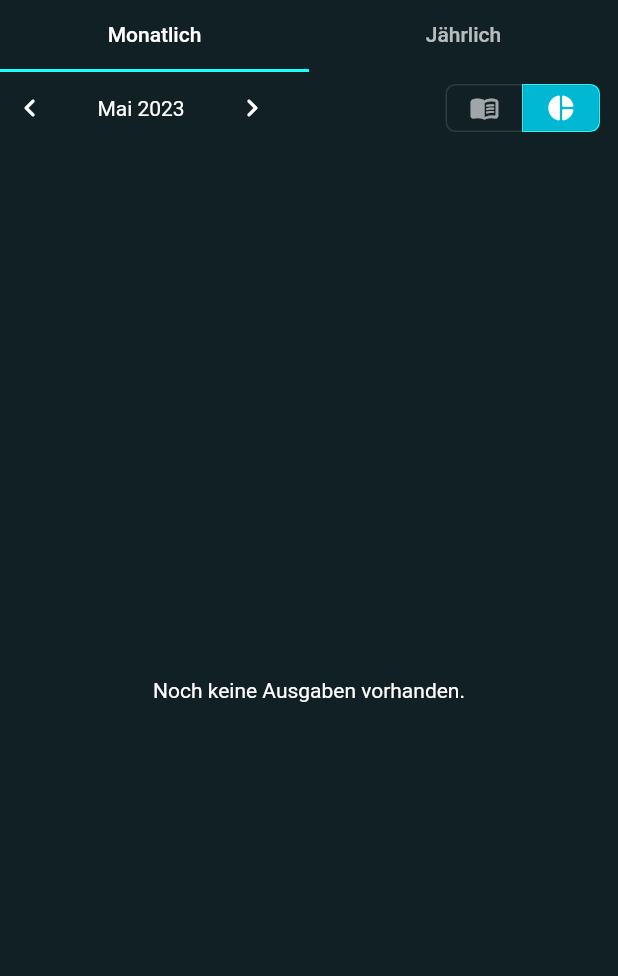
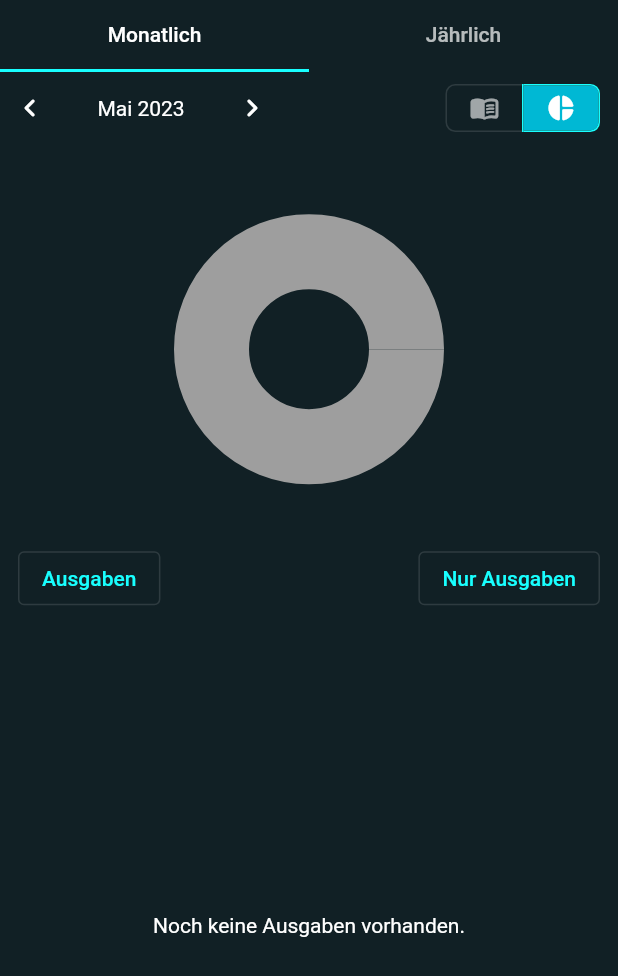
Before and after one commit to Marcel9494/Haushaltsbuch, a Flutter app: the BookingsTabBar screen opened directly, after a tap on the "keyboard arrow left" icon, after a tap on the "keyboard arrow right" icon, after a tap on the "pie chart" icon, on a phone screen of 412 x 824 dp. Shown: the top 976 px of the screen. Run offline on Flutter 3.47's test engine with Material 2 defaults, Android fonts, the phone set to English and light mode, and no system bars; drawn by our look-alikes of fl_chart; our stand-ins replace another_flushbar, hive, hive_flutter, introduction_screen, modal_bottom_sheet, month_picker_dialog and 2 more; accounts and stored records are empty.

Commit message:
Monatliche Statistiken erweitert
- Monatliche Statistiken GUI wurde weiter verbessert. Bei leeren Buchungslisten wird nun auch eine GUI angezeigt mit der, der Benutzer die App weiter benutzen kann.

```diff
--- a/lib/components/tab_views/monthly_statistics_tab_view.dart
+++ b/lib/components/tab_views/monthly_statistics_tab_view.dart
@@ -80,6 +80,9 @@ class _MonthlyStatisticsTabViewState extends State<MonthlyStatisticsTabView> {
     double totalSavings = 0.0;
     bool categorieStatsAreUpdated = false;
     List<Booking> _bookingList = await Booking.loadMonthlyBookingList(widget.selectedDate.month, widget.selectedDate.year);
+    if (_bookingList.isEmpty) {
+      return [];
+    }
     for (int i = 0; i < _bookingList.length; i++) {
       if (_bookingList[i].transactionType == TransactionType.outcome.name) {
         categorieStatsAreUpdated = false;
@@ -106,6 +109,9 @@ class _MonthlyStatisticsTabViewState extends State<MonthlyStatisticsTabView> {
     double totalInvestments = 0.0;
     bool categorieStatsAreUpdated = false;
     List<Booking> _bookingList = await Booking.loadMonthlyBookingList(widget.selectedDate.month, widget.selectedDate.year);
+    if (_bookingList.isEmpty) {
+      return [];
+    }
     for (int i = 0; i < _bookingList.length; i++) {
       if (_bookingList[i].transactionType == TransactionType.outcome.name) {
         categorieStatsAreUpdated = false;
@@ -240,15 +246,12 @@ class _MonthlyStatisticsTabViewState extends State<MonthlyStatisticsTabView> {
           case ConnectionState.done:
             if (_percentageStats.isEmpty) {
               return Expanded(
-                child: Center(
-                  child: Text('Noch keine $_currentCategorieType vorhanden.'),
-                ),
-              );
-            } else {
-              return Column(
+                child: Column(
                   children: [
                     AspectRatio(
                       aspectRatio: 1.6,
+                      child: Padding(
+                        padding: const EdgeInsets.only(top: 16.0),
                         child: PieChart(
                           PieChartData(
                             borderData: FlBorderData(
@@ -256,11 +259,14 @@ class _MonthlyStatisticsTabViewState extends State<MonthlyStatisticsTabView> {
                             ),
                             sectionsSpace: 4.0,
                             centerSpaceRadius: 40.0,
-                        sections: showingSections(),
+                            sections: showingEmptyDiagram(),
                           ),
                         ),
                       ),
-                  Row(
+                    ),
+                    Padding(
+                      padding: const EdgeInsets.only(top: 8.0),
+                      child: Row(
                         mainAxisAlignment: _currentCategorieType == CategorieType.income.pluralName ? MainAxisAlignment.start : MainAxisAlignment.spaceBetween,
                         children: [
                           Padding(
@@ -304,6 +310,81 @@ class _MonthlyStatisticsTabViewState extends State<MonthlyStatisticsTabView> {
                           ),
                         ],
                       ),
+                    ),
+                    Expanded(
+                      child: Center(
+                        child: Text('Noch keine $_currentCategorieType vorhanden.'),
+                      ),
+                    ),
+                  ],
+                ),
+              );
+            } else {
+              return Column(
+                children: [
+                  AspectRatio(
+                    aspectRatio: 1.6,
+                    child: Padding(
+                      padding: const EdgeInsets.only(top: 16.0),
+                      child: PieChart(
+                        PieChartData(
+                          borderData: FlBorderData(
+                            show: false,
+                          ),
+                          sectionsSpace: 4.0,
+                          centerSpaceRadius: 40.0,
+                          sections: showingSections(),
+                        ),
+                      ),
+                    ),
+                  ),
+                  Padding(
+                    padding: const EdgeInsets.only(top: 8.0),
+                    child: Row(
+                      mainAxisAlignment: _currentCategorieType == CategorieType.income.pluralName ? MainAxisAlignment.start : MainAxisAlignment.spaceBetween,
+                      children: [
+                        Padding(
+                          padding: const EdgeInsets.only(left: 12.0),
+                          child: OutlinedButton(
+                            onPressed: () => _changeCategorieType(),
+                            child: Text(
+                              _currentCategorieType,
+                              style: const TextStyle(color: Colors.cyanAccent),
+                            ),
+                          ),
+                        ),
+                        Row(
+                          mainAxisAlignment: MainAxisAlignment.end,
+                          children: [
+                            _currentCategorieType == CategorieType.outcome.pluralName
+                                ? Padding(
+                                    padding: const EdgeInsets.only(right: 12.0),
+                                    child: OutlinedButton(
+                                      onPressed: () => _openBottomSheetMenu(context),
+                                      child: Text(
+                                        _currentOutcomeStatisticType,
+                                        style: const TextStyle(color: Colors.cyanAccent),
+                                      ),
+                                    ),
+                                  )
+                                : _currentCategorieType == CategorieType.investment.pluralName
+                                    ? const Text('Einzelne Investments:')
+                                    : const SizedBox(),
+                            _currentCategorieType == CategorieType.investment.pluralName
+                                ? Switch(
+                                    value: _currentCategorieType == CategorieType.investment.pluralName ? _showSeparateInvestments : _showSavingsRate,
+                                    onChanged: (value) {
+                                      setState(() {
+                                        _currentCategorieType == CategorieType.investment.pluralName ? _showSeparateInvestments = value : _showSavingsRate = value;
+                                      });
+                                    },
+                                  )
+                                : const SizedBox(),
+                          ],
+                        ),
+                      ],
+                    ),
+                  ),
                   RefreshIndicator(
                     onRefresh: () async {
                       _percentageStats = await _loadMonthlyStatistic();
@@ -312,7 +393,7 @@ class _MonthlyStatisticsTabViewState extends State<MonthlyStatisticsTabView> {
                     },
                     color: Colors.cyanAccent,
                     child: SizedBox(
-                      height: 275.0,
+                      height: 259.0,
                       child: ListView.builder(
                         itemCount: _percentageStats.length,
                         itemBuilder: (BuildContext context, int index) {
@@ -351,4 +432,17 @@ class _MonthlyStatisticsTabViewState extends State<MonthlyStatisticsTabView> {
       );
     });
   }
+
+  List<PieChartSectionData> showingEmptyDiagram() {
+    return List.generate(1, (i) {
+      return PieChartSectionData(
+        color: Colors.grey,
+        value: 100,
+        title: '',
+        badgeWidget: const Text(''),
+        badgePositionPercentageOffset: 1.3,
+        radius: 50.0,
+      );
+    });
   }
+}
```
Lines whose indentation alone changed are shown as unchanged.
